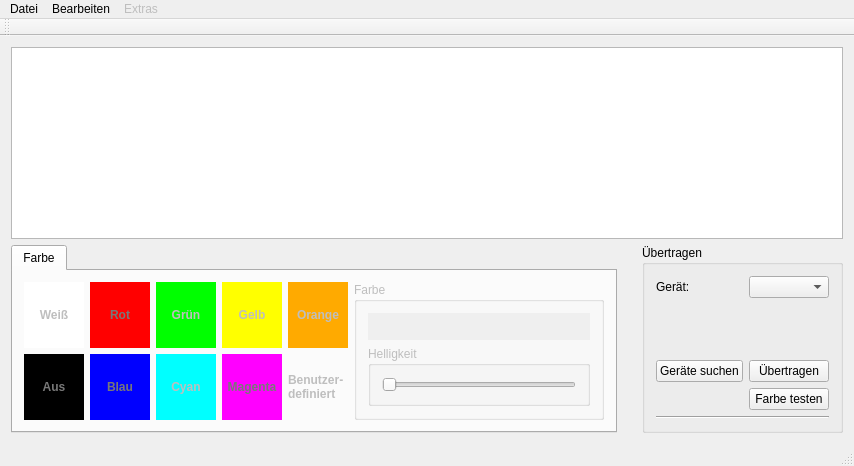
Qt form LUI/LUI/lui.ui (Stenkelfled/ws2811) before a commit.
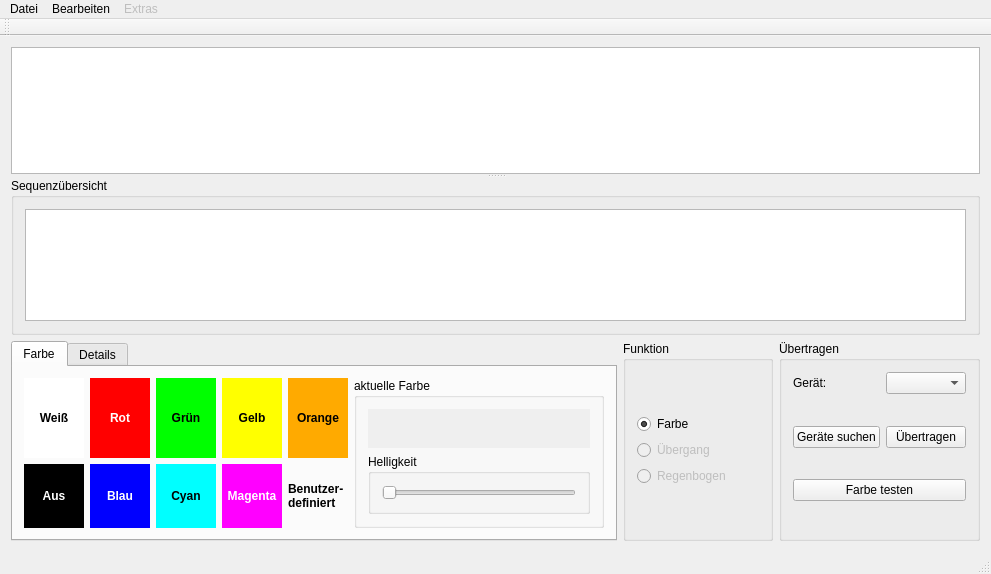
The same form after that commit. Custom widgets are drawn as their Qt base class.

Commit message: [LUI] Splitter eingefügt

```diff
--- a/LUI/LUI/lui.ui
+++ b/LUI/LUI/lui.ui
@@ -6,22 +6,52 @@
    <rect>
     <x>0</x>
     <y>0</y>
-    <width>854</width>
-    <height>466</height>
+    <width>991</width>
+    <height>574</height>
    </rect>
   </property>
   <property name="windowTitle">
    <string>Lui</string>
   </property>
   <widget class="QWidget" name="centralWidget">
-   <layout class="QGridLayout" name="gridLayout">
-    <item row="1" column="3">
-     <widget class="QGroupBox" name="groupBox">
+   <layout class="QVBoxLayout" name="verticalLayout">
+    <item>
+     <widget class="QSplitter" name="splitter">
+      <property name="orientation">
+       <enum>Qt::Vertical</enum>
+      </property>
+      <widget class="LuiView" name="ledView">
       <property name="sizePolicy">
-       <sizepolicy hsizetype="Minimum" vsizetype="Preferred">
+        <sizepolicy hsizetype="Expanding" vsizetype="Expanding">
         <horstretch>0</horstretch>
         <verstretch>0</verstretch>
        </sizepolicy>
+       </property>
+       <property name="minimumSize">
+        <size>
+         <width>0</width>
+         <height>40</height>
+        </size>
+       </property>
+       <property name="maximumSize">
+        <size>
+         <width>16777215</width>
+         <height>900</height>
+        </size>
+       </property>
+      </widget>
+      <widget class="QGroupBox" name="groupBox_2">
+       <property name="sizePolicy">
+        <sizepolicy hsizetype="Expanding" vsizetype="Maximum">
+         <horstretch>0</horstretch>
+         <verstretch>0</verstretch>
+        </sizepolicy>
+       </property>
+       <property name="minimumSize">
+        <size>
+         <width>0</width>
+         <height>80</height>
+        </size>
       </property>
       <property name="maximumSize">
        <size>
@@ -30,104 +60,49 @@
        </size>
       </property>
       <property name="title">
-       <string>Übertragen</string>
+        <string>Sequenzübersicht</string>
       </property>
       <property name="flat">
        <bool>true</bool>
       </property>
-      <property name="checkable">
-       <bool>false</bool>
-      </property>
-      <layout class="QFormLayout" name="formLayout">
-       <property name="fieldGrowthPolicy">
-        <enum>QFormLayout::AllNonFixedFieldsGrow</enum>
-       </property>
-       <item row="0" column="0">
-        <widget class="QLabel" name="portLabel">
-         <property name="text">
-          <string>Gerät:</string>
-         </property>
-        </widget>
-       </item>
-       <item row="0" column="1">
-        <widget class="QComboBox" name="portComboBox">
+       <layout class="QVBoxLayout" name="verticalLayout_4">
+        <item>
+         <widget class="QGraphicsView" name="sequenceView">
          <property name="sizePolicy">
-          <sizepolicy hsizetype="Minimum" vsizetype="Preferred">
+           <sizepolicy hsizetype="Expanding" vsizetype="Expanding">
            <horstretch>0</horstretch>
            <verstretch>0</verstretch>
           </sizepolicy>
          </property>
+          <property name="minimumSize">
+           <size>
+            <width>0</width>
+            <height>0</height>
+           </size>
+          </property>
          <property name="maximumSize">
           <size>
-           <width>100</width>
+            <width>16777215</width>
            <height>16777215</height>
           </size>
          </property>
         </widget>
        </item>
-       <item row="1" column="0" colspan="2">
-        <spacer name="verticalSpacer_2">
-         <property name="orientation">
-          <enum>Qt::Vertical</enum>
-         </property>
-         <property name="sizeHint" stdset="0">
-          <size>
-           <width>20</width>
-           <height>40</height>
-          </size>
-         </property>
-        </spacer>
-       </item>
-       <item row="2" column="0">
-        <widget class="QPushButton" name="refreshPushButton">
-         <property name="text">
-          <string>Geräte suchen</string>
-         </property>
-        </widget>
-       </item>
-       <item row="2" column="1">
-        <widget class="QPushButton" name="transmitPushButton">
-         <property name="enabled">
-          <bool>true</bool>
-         </property>
-         <property name="sizePolicy">
-          <sizepolicy hsizetype="Minimum" vsizetype="Fixed">
-           <horstretch>0</horstretch>
-           <verstretch>0</verstretch>
-          </sizepolicy>
-         </property>
-         <property name="text">
-          <string>Übertragen</string>
-         </property>
-        </widget>
-       </item>
-       <item row="4" column="0" colspan="2">
-        <widget class="Line" name="line">
-         <property name="orientation">
-          <enum>Qt::Horizontal</enum>
-         </property>
-        </widget>
-       </item>
-       <item row="3" column="1">
-        <widget class="QPushButton" name="testButton">
-         <property name="text">
-          <string>Farbe testen</string>
-         </property>
-         <property name="checkable">
-          <bool>true</bool>
-         </property>
-        </widget>
-       </item>
-      </layout>
-     </widget>
+       </layout>
+       <zorder>sequenceView</zorder>
+       <zorder>sequenceView</zorder>
+      </widget>
+     </widget>
     </item>
-    <item row="0" column="1" colspan="3">
-     <widget class="LuiView" name="ledView"/>
-    </item>
-    <item row="1" column="1">
+    <item>
+     <layout class="QHBoxLayout" name="horizontalLayout">
+      <item>
      <widget class="QTabWidget" name="tabWidget">
+        <property name="enabled">
+         <bool>true</bool>
+        </property>
       <property name="sizePolicy">
-       <sizepolicy hsizetype="Expanding" vsizetype="Expanding">
+         <sizepolicy hsizetype="Expanding" vsizetype="Maximum">
         <horstretch>0</horstretch>
         <verstretch>0</verstretch>
        </sizepolicy>
@@ -135,12 +110,6 @@
       <property name="minimumSize">
        <size>
         <width>0</width>
-        <height>0</height>
-       </size>
-      </property>
-      <property name="maximumSize">
-       <size>
-        <width>16777215</width>
         <height>200</height>
        </size>
       </property>
@@ -148,13 +117,10 @@
        <number>0</number>
       </property>
       <widget class="QWidget" name="color">
-       <property name="enabled">
-        <bool>false</bool>
-       </property>
        <attribute name="title">
         <string>Farbe</string>
        </attribute>
-       <layout class="QHBoxLayout" name="horizontalLayout">
+         <layout class="QHBoxLayout" name="horizontalLayout_3">
         <item>
          <layout class="QGridLayout" name="gridLayout_2">
           <property name="sizeConstraint">
@@ -904,7 +870,7 @@
             <property name="minimumSize">
              <size>
               <width>60</width>
-              <height>0</height>
+                <height>80</height>
              </size>
             </property>
             <property name="palette">
@@ -1142,7 +1108,7 @@
            </size>
           </property>
           <property name="title">
-           <string>Farbe</string>
+             <string>aktuelle Farbe</string>
           </property>
           <property name="flat">
            <bool>false</bool>
@@ -1185,9 +1151,91 @@
         </item>
        </layout>
       </widget>
-     </widget>
-    </item>
-    <item row="1" column="2">
+        <widget class="QWidget" name="sequence_details">
+         <attribute name="title">
+          <string>Details</string>
+         </attribute>
+        </widget>
+       </widget>
+      </item>
+      <item>
+       <widget class="QGroupBox" name="functionBox">
+        <property name="minimumSize">
+         <size>
+          <width>150</width>
+          <height>0</height>
+         </size>
+        </property>
+        <property name="maximumSize">
+         <size>
+          <width>16777215</width>
+          <height>200</height>
+         </size>
+        </property>
+        <property name="title">
+         <string>Funktion</string>
+        </property>
+        <layout class="QVBoxLayout" name="verticalLayout_3">
+         <item>
+          <spacer name="verticalSpacer_3">
+           <property name="orientation">
+            <enum>Qt::Vertical</enum>
+           </property>
+           <property name="sizeHint" stdset="0">
+            <size>
+             <width>20</width>
+             <height>40</height>
+            </size>
+           </property>
+          </spacer>
+         </item>
+         <item>
+          <widget class="QRadioButton" name="radioButton">
+           <property name="text">
+            <string>Farbe</string>
+           </property>
+           <property name="checked">
+            <bool>true</bool>
+           </property>
+          </widget>
+         </item>
+         <item>
+          <widget class="QRadioButton" name="radioButton_2">
+           <property name="enabled">
+            <bool>false</bool>
+           </property>
+           <property name="text">
+            <string>Übergang</string>
+           </property>
+          </widget>
+         </item>
+         <item>
+          <widget class="QRadioButton" name="radioButton_3">
+           <property name="enabled">
+            <bool>false</bool>
+           </property>
+           <property name="text">
+            <string>Regenbogen</string>
+           </property>
+          </widget>
+         </item>
+         <item>
+          <spacer name="verticalSpacer">
+           <property name="orientation">
+            <enum>Qt::Vertical</enum>
+           </property>
+           <property name="sizeHint" stdset="0">
+            <size>
+             <width>20</width>
+             <height>40</height>
+            </size>
+           </property>
+          </spacer>
+         </item>
+        </layout>
+       </widget>
+      </item>
+      <item>
      <spacer name="horizontalSpacer">
       <property name="orientation">
        <enum>Qt::Horizontal</enum>
@@ -1200,6 +1248,136 @@
       </property>
      </spacer>
     </item>
+      <item>
+       <widget class="QGroupBox" name="groupBox">
+        <property name="sizePolicy">
+         <sizepolicy hsizetype="Minimum" vsizetype="Preferred">
+          <horstretch>0</horstretch>
+          <verstretch>0</verstretch>
+         </sizepolicy>
+        </property>
+        <property name="maximumSize">
+         <size>
+          <width>16777215</width>
+          <height>200</height>
+         </size>
+        </property>
+        <property name="title">
+         <string>Übertragen</string>
+        </property>
+        <property name="flat">
+         <bool>false</bool>
+        </property>
+        <property name="checkable">
+         <bool>false</bool>
+        </property>
+        <layout class="QFormLayout" name="formLayout">
+         <property name="fieldGrowthPolicy">
+          <enum>QFormLayout::AllNonFixedFieldsGrow</enum>
+         </property>
+         <item row="0" column="0">
+          <widget class="QLabel" name="portLabel">
+           <property name="text">
+            <string>Gerät:</string>
+           </property>
+          </widget>
+         </item>
+         <item row="0" column="1">
+          <widget class="QComboBox" name="portComboBox">
+           <property name="sizePolicy">
+            <sizepolicy hsizetype="Minimum" vsizetype="Preferred">
+             <horstretch>0</horstretch>
+             <verstretch>0</verstretch>
+            </sizepolicy>
+           </property>
+           <property name="maximumSize">
+            <size>
+             <width>100</width>
+             <height>16777215</height>
+            </size>
+           </property>
+          </widget>
+         </item>
+         <item row="1" column="0" colspan="2">
+          <spacer name="verticalSpacer_2">
+           <property name="orientation">
+            <enum>Qt::Vertical</enum>
+           </property>
+           <property name="sizeHint" stdset="0">
+            <size>
+             <width>20</width>
+             <height>40</height>
+            </size>
+           </property>
+          </spacer>
+         </item>
+         <item row="2" column="0">
+          <widget class="QPushButton" name="refreshPushButton">
+           <property name="text">
+            <string>Geräte suchen</string>
+           </property>
+          </widget>
+         </item>
+         <item row="2" column="1">
+          <widget class="QPushButton" name="transmitPushButton">
+           <property name="enabled">
+            <bool>true</bool>
+           </property>
+           <property name="sizePolicy">
+            <sizepolicy hsizetype="Minimum" vsizetype="Fixed">
+             <horstretch>0</horstretch>
+             <verstretch>0</verstretch>
+            </sizepolicy>
+           </property>
+           <property name="text">
+            <string>Übertragen</string>
+           </property>
+          </widget>
+         </item>
+         <item row="4" column="0" colspan="2">
+          <widget class="QPushButton" name="testButton">
+           <property name="text">
+            <string>Farbe testen</string>
+           </property>
+           <property name="checkable">
+            <bool>true</bool>
+           </property>
+          </widget>
+         </item>
+         <item row="3" column="0">
+          <spacer name="verticalSpacer_4">
+           <property name="orientation">
+            <enum>Qt::Vertical</enum>
+           </property>
+           <property name="sizeType">
+            <enum>QSizePolicy::Maximum</enum>
+           </property>
+           <property name="sizeHint" stdset="0">
+            <size>
+             <width>20</width>
+             <height>40</height>
+            </size>
+           </property>
+          </spacer>
+         </item>
+         <item row="5" column="0">
+          <spacer name="verticalSpacer_5">
+           <property name="orientation">
+            <enum>Qt::Vertical</enum>
+           </property>
+           <property name="sizeHint" stdset="0">
+            <size>
+             <width>20</width>
+             <height>40</height>
+            </size>
+           </property>
+          </spacer>
+         </item>
+        </layout>
+       </widget>
+      </item>
+     </layout>
+    </item>
    </layout>
   </widget>
   <widget class="QMenuBar" name="menuBar">
@@ -1207,7 +1385,7 @@
     <rect>
      <x>0</x>
      <y>0</y>
-     <width>854</width>
+     <width>991</width>
      <height>21</height>
     </rect>
    </property>
```
Lines whose indentation alone changed are shown as unchanged. The commit also changes 1 other file.
